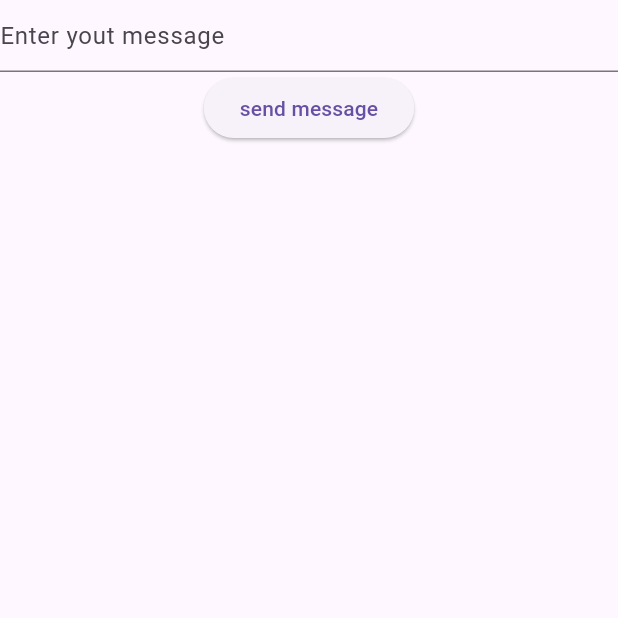
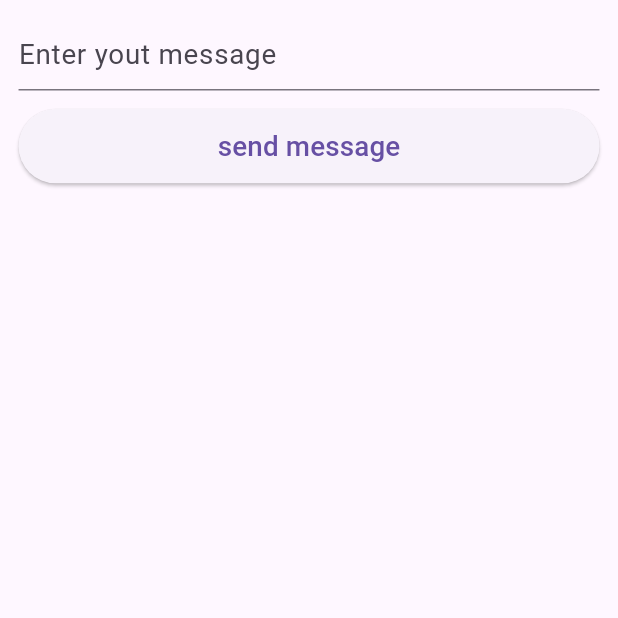
Before and after one commit to majg8a/flutter-chat, a Flutter app: the screen it shows after launch, after a tap on "send message", on a phone screen of 412 x 824 dp, the top half of it. Run offline on Flutter 3.47's test engine with Material 3 defaults, Android fonts, the phone set to English and light mode, and no system bars; network calls fail.

```diff
--- a/lib/config/current_enviroment.dart
+++ b/lib/config/current_enviroment.dart
@@ -1,5 +1,6 @@
 import 'package:example_1/config/enviroment.dart';
+import 'package:example_1/config/enviroment.dev.dart';
 import 'package:example_1/config/enviroment.prod.dart';
 
 const bool _isProduction = bool.fromEnvironment('dart.vm.product');
-final Enviroment env = _isProduction ? EnviromentProd() : EnviromentProd();
+final Enviroment env = _isProduction ? EnviromentProd() : EnviromentDev();
--- /dev/null
+++ b/lib/config/display_size.dart
@@ -0,0 +1,10 @@
+// WidgetsBinding.instance.platformDispatcher.views.first.physicalSize.width
+import 'package:flutter/widgets.dart';
+
+double getVW(double percent) {
+  return WidgetsBinding.instance.platformDispatcher.views.first.physicalSize.width * percent;
+}
+
+double getVH(double percent) {
+  return WidgetsBinding.instance.platformDispatcher.views.first.physicalSize.height * percent;
+}
--- a/lib/config/enviroment.dev.dart
+++ b/lib/config/enviroment.dev.dart
@@ -1,5 +1,6 @@
 import 'package:example_1/config/enviroment.dart';
 
 final class EnviromentDev extends Enviroment {
+  @override
   String get BACKEND_URL => "ws://localhost:5000";
 }
--- a/lib/domain/authentication/authentication.dart
+++ b/lib/domain/authentication/authentication.dart
@@ -1 +1,11 @@
-void authenticate(params) {}
+import 'package:example_1/domain/backend/backend.dart';
+
+class Authentication {
+  static String? userID;
+  void authenticate() async {
+    Map req = {'action': 'ADD_USER'};
+    post(req)?.listen((event) {
+      userID = event;
+    });
+  }
+}
--- a/lib/domain/backend/backend.dart
+++ b/lib/domain/backend/backend.dart
@@ -1,15 +1,22 @@
+import 'dart:convert';
+
 import 'package:example_1/config/current_enviroment.dart';
 import 'package:web_socket_channel/web_socket_channel.dart';
 
-dynamic post(params) async {
+final _channel = WebSocketChannel.connect(Uri.parse(env.BACKEND_URL ?? ""));
+Stream? post(params) {
   try {
-    WebSocketChannel channel =
-        WebSocketChannel.connect(Uri.parse(env.BACKEND_URL ?? ""));
-    channel.sink.add(params);
-    List<dynamic> res = await channel.stream.toList();
-    channel.sink.close();
-    return res.last;
+    try {
+      params = json.encode(params);
+    } catch (error) {}
+    _channel.sink.add(params);
+    return _channel.stream;
   } catch (e) {
     print(e);
   }
+  return null;
 }
+
+void disconnect() {
+  _channel.sink.close();
+}
--- a/lib/domain/message/message.dart
+++ b/lib/domain/message/message.dart
@@ -1,5 +1,6 @@
 import 'package:example_1/domain/backend/backend.dart';
 
 void sendMessage(message) {
-  post({'message': message, 'action': 'ADD_MESSAGE'});
+  Map req = {'message': message, 'action': 'ADD_MESSAGE'};
+  post(req);
 }
--- a/lib/main.dart
+++ b/lib/main.dart
@@ -1,6 +1,5 @@
 import 'package:example_1/app.dart';
 import 'package:flutter/material.dart';
-import 'package:web_socket_channel/web_socket_channel.dart';
 
 void main() {
   runApp(const App());
--- a/lib/presentation/pages/home.dart
+++ b/lib/presentation/pages/home.dart
@@ -1,3 +1,5 @@
+import 'package:example_1/config/display_size.dart';
+import 'package:example_1/domain/authentication/authentication.dart';
 import 'package:flutter/material.dart';
 
 class Home extends StatefulWidget {
@@ -10,40 +12,60 @@ class Home extends StatefulWidget {
 class _HomeState extends State<Home> {
   final TextEditingController _textController = TextEditingController();
 
+  Authentication auth = Authentication();
 
   @override
   void initState() {
     super.initState();
+    auth.authenticate();
   }
 
   //ws
   void sendMessage(String text) {
-    print(text);
-
     _textController.clear();
   }
 
   @override
   Widget build(BuildContext context) {
     return Scaffold(
-      body: Column(
+      body: Padding(
+        padding: EdgeInsets.all(getVW(.02)),
+        child: Wrap(
+          alignment: WrapAlignment.center,
+          runSpacing: getVW(.02),
           children: [
+            SingleChildScrollView(
+
+            ),
             TextField(
               controller: _textController,
-            decoration: const InputDecoration(
+              decoration: InputDecoration(
                 hintText: 'Enter yout message',
+                hintStyle: TextStyle(
+                  fontSize: getVW(.03),
+                ),
+              ),
+              style: TextStyle(
+                fontSize: getVW(.03),
               ),
             ),
             ElevatedButton(
+              style: ElevatedButton.styleFrom(
+                minimumSize: Size(getVW(1), getVW(.08)),
+              ),
               onPressed: () {
                 if (_textController.text.isEmpty) {
                   return;
                 }
-
                 sendMessage(_textController.text);
               },
-              child: const Text('send message')),
+              child: Text(
+                'send message',
+                style: TextStyle(fontSize: getVW(.03)),
+              ),
+            ),
           ],
+        ),
       ),
     );
   }
```
Lines whose indentation alone changed are shown as unchanged.
